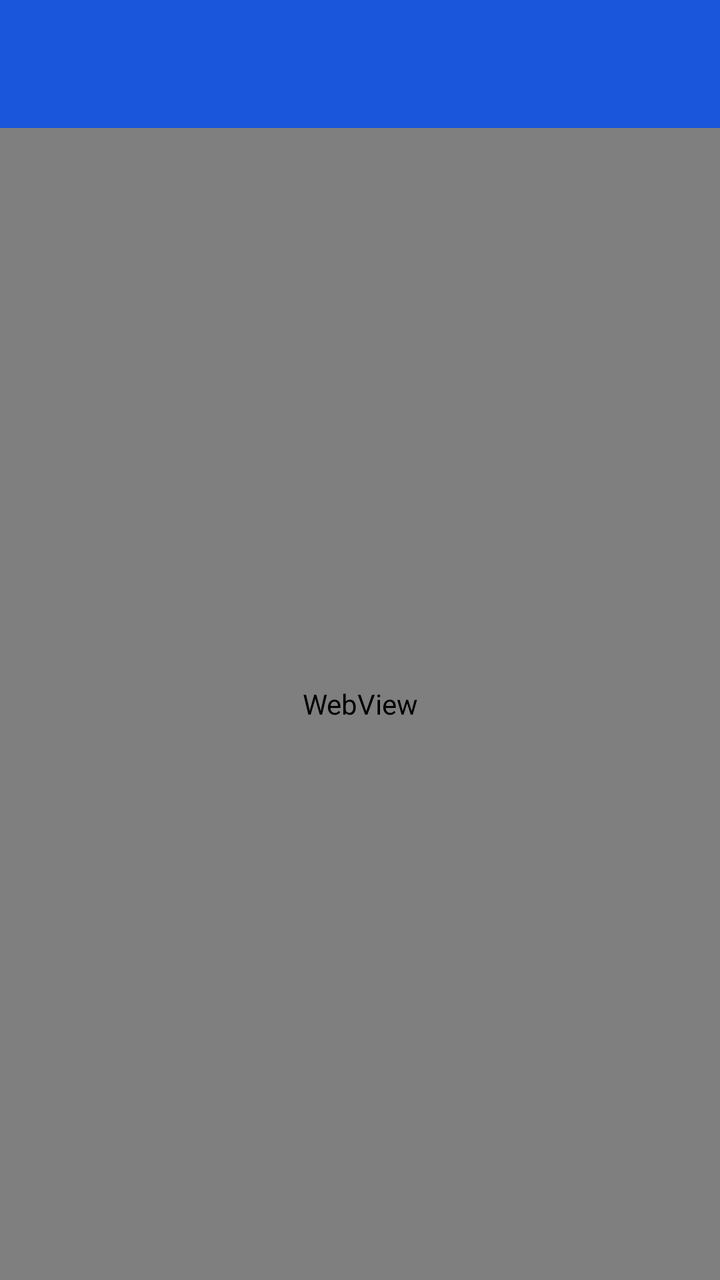
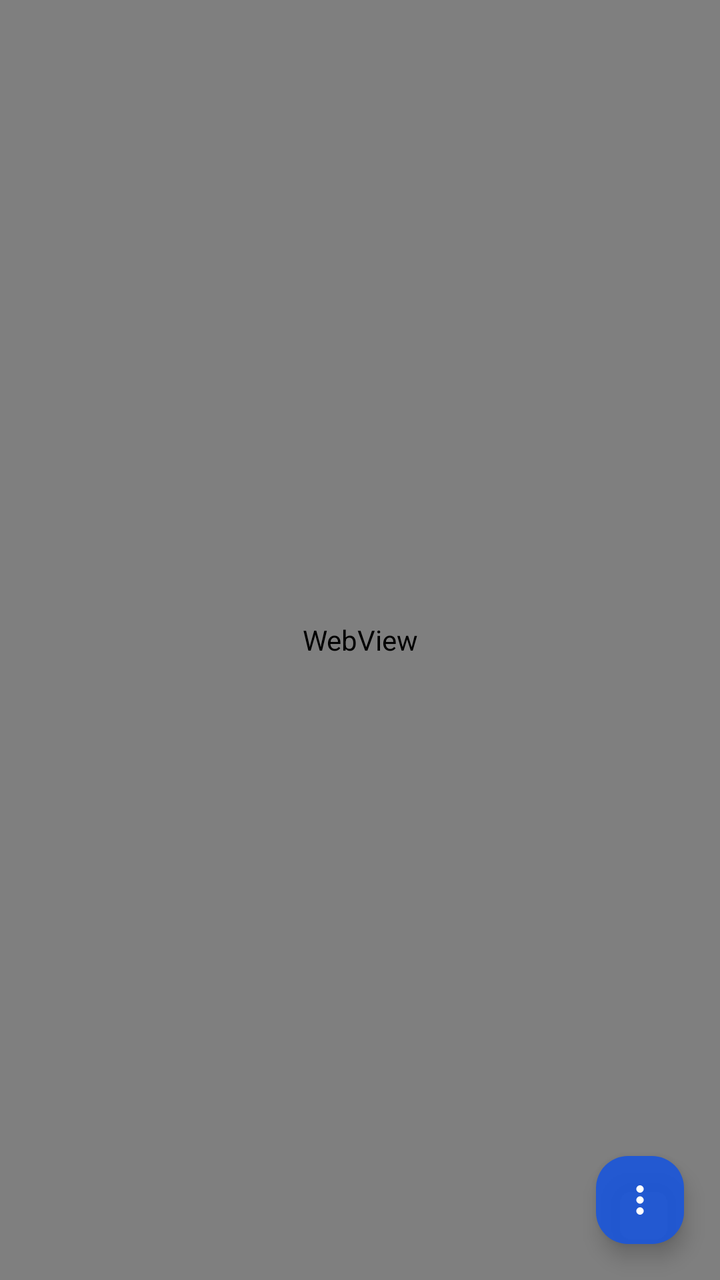

Compare the two renders of this Android layout. The source of the first and the diff that turns it into the second are given below.
<!-- AndroidManifest.xml: application theme Theme.DMClient -->
<!-- res/layout/activity_main.xml -->
<?xml version="1.0" encoding="utf-8"?>
<LinearLayout xmlns:android="http://schemas.android.com/apk/res/android"
    xmlns:app="http://schemas.android.com/apk/res-auto"
    android:layout_width="match_parent"
    android:layout_height="match_parent"
    android:orientation="vertical">

    <com.google.android.material.appbar.MaterialToolbar
        android:id="@+id/toolbar"
        android:layout_width="match_parent"
        android:layout_height="?attr/actionBarSize"
        android:background="@color/primary"
        app:titleTextColor="@android:color/white"
        app:subtitleTextColor="#CCFFFFFF" />

    <ProgressBar
        android:id="@+id/progress"
        style="?android:attr/progressBarStyleHorizontal"
        android:layout_width="match_parent"
        android:layout_height="3dp"
        android:max="100"
        android:progress="0"
        android:indeterminate="false"
        android:visibility="gone" />

    <WebView
        android:id="@+id/webView"
        android:layout_width="match_parent"
        android:layout_height="0dp"
        android:layout_weight="1" />
</LinearLayout>
<!-- resources referenced by this layout -->
<resources>
  <color name="primary">#1A56DB</color>
  <style name="Theme.DMClient" parent="Theme.Material3.DayNight.NoActionBar">
          <item name="colorPrimary">@color/primary</item>
          <item name="colorOnPrimary">@android:color/white</item>
          <item name="colorSecondary">@color/primary_dark</item>
          <item name="android:statusBarColor">@color/primary_dark</item>
      </style>
  <color name="primary_dark">#0F3FAE</color>
</resources>

<!-- the commit's change to res/layout/activity_main.xml (unified diff, before → after) -->
@@ -1,31 +1,34 @@
 <?xml version="1.0" encoding="utf-8"?>
-<LinearLayout xmlns:android="http://schemas.android.com/apk/res/android"
+<FrameLayout xmlns:android="http://schemas.android.com/apk/res/android"
     xmlns:app="http://schemas.android.com/apk/res-auto"
     android:layout_width="match_parent"
-    android:layout_height="match_parent"
-    android:orientation="vertical">
-
-    <com.google.android.material.appbar.MaterialToolbar
-        android:id="@+id/toolbar"
-        android:layout_width="match_parent"
-        android:layout_height="?attr/actionBarSize"
-        android:background="@color/primary"
-        app:titleTextColor="@android:color/white"
-        app:subtitleTextColor="#CCFFFFFF" />
+    android:layout_height="match_parent">
 
     <ProgressBar
         android:id="@+id/progress"
         style="?android:attr/progressBarStyleHorizontal"
         android:layout_width="match_parent"
         android:layout_height="3dp"
+        android:layout_gravity="top"
         android:max="100"
         android:progress="0"
-        android:indeterminate="false"
         android:visibility="gone" />
 
     <WebView
         android:id="@+id/webView"
         android:layout_width="match_parent"
-        android:layout_height="0dp"
-        android:layout_weight="1" />
-</LinearLayout>
+        android:layout_height="match_parent" />
+
+    <com.google.android.material.floatingactionbutton.FloatingActionButton
+        android:id="@+id/fabMenu"
+        android:layout_width="wrap_content"
+        android:layout_height="wrap_content"
+        android:layout_gravity="bottom|end"
+        android:layout_margin="16dp"
+        android:contentDescription="@string/cd_fab"
+        android:src="@drawable/ic_dots"
+        app:backgroundTint="#E61A56DB"
+        app:fabCustomSize="44dp"
+        app:maxImageSize="22dp"
+        app:tint="@android:color/white" />
+</FrameLayout>
<!-- resource entries referenced after the edit -->
@@ -1,5 +1,17 @@
 <!-- resources referenced by this layout -->
 <resources>
+  <!-- drawable ic_dots (drawable) -->
+  <?xml version="1.0" encoding="utf-8"?>
+  <vector xmlns:android="http://schemas.android.com/apk/res/android"
+      android:width="24dp"
+      android:height="24dp"
+      android:viewportWidth="24"
+      android:viewportHeight="24">
+      <path
+          android:fillColor="#FFFFFF"
+          android:pathData="M12,8c1.1,0 2,-0.9 2,-2s-0.9,-2 -2,-2 -2,0.9 -2,2 0.9,2 2,2zM12,10c-1.1,0 -2,0.9 -2,2s0.9,2 2,2 2,-0.9 2,-2 -0.9,-2 -2,-2zM12,16c-1.1,0 -2,0.9 -2,2s0.9,2 2,2 2,-0.9 2,-2 -0.9,-2 -2,-2z" />
+  </vector>
+  <string name="cd_fab">Menu</string>
   <color name="primary">#1A56DB</color>
   <style name="Theme.DMClient" parent="Theme.Material3.DayNight.NoActionBar">
           <item name="colorPrimary">@color/primary</item>
